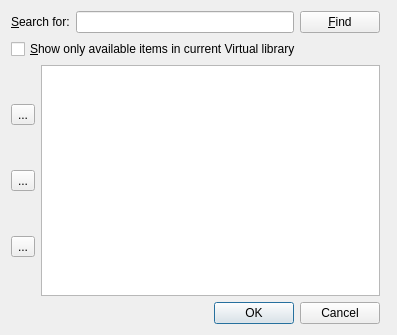
Old version of the form src/calibre/gui2/dialogs/tag_list_editor.ui in the repository kovidgoyal/calibre.
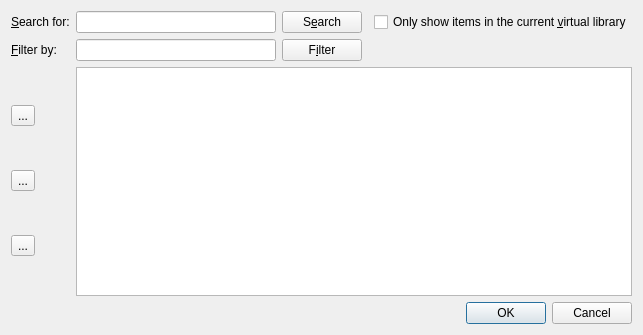
New version of the form. Icons and pictures are not drawn. Custom widgets are drawn as their Qt base class.

Commit message: Enhancement #1879134: Add filters to all the Category editors In addition: - Unified behavior of "Search" - Added "Clear" buttons to the completion boxes - Various text/message improvements

The edit to the form file:
```diff
--- a/src/calibre/gui2/dialogs/tag_list_editor.ui
+++ b/src/calibre/gui2/dialogs/tag_list_editor.ui
@@ -18,9 +18,7 @@
     <normaloff>:/images/chapters.png</normaloff>:/images/chapters.png</iconset>
   </property>
   <layout class="QGridLayout">
-   <item row="0" column="0" colspan="2">
-    <layout class="QHBoxLayout" name="horizontalLayout_11">
-     <item>
+   <item row="0" column="0">
       <widget class="QLabel" name="label">
        <property name="text">
         <string>&amp;Search for:</string>
@@ -30,13 +28,13 @@
        </property>
       </widget>
      </item>
-     <item>
+   <item row="0" column="1">
       <widget class="HistoryLineEdit" name="search_box">
-       <property name="sizePolicy">
-        <sizepolicy hsizetype="Expanding" vsizetype="Fixed">
-         <horstretch>100</horstretch>
-         <verstretch>0</verstretch>
-        </sizepolicy>
+     <property name="minimumSize">
+      <size>
+       <width>200</width>
+       <height>0</height>
+      </size>
        </property>
        <property name="toolTip">
         <string>Search for an item in the Tag column</string>
@@ -46,13 +44,13 @@
        </property>
       </widget>
      </item>
-     <item>
+   <item row="0" column="2">
       <widget class="QPushButton" name="search_button">
        <property name="toolTip">
         <string>Display items containing the search string</string>
        </property>
        <property name="text">
-        <string>&amp;Find</string>
+      <string>S&amp;earch</string>
        </property>
        <property name="icon">
         <iconset resource="../../../../resources/images.qrc">
@@ -60,9 +58,20 @@
        </property>
       </widget>
      </item>
-    </layout>
+   <item row="0" column="3">
+    <spacer>
+     <property name="orientation">
+      <enum>Qt::Horizontal</enum>
+     </property>
+     <property name="sizeHint" stdset="0">
+      <size>
+       <width>40</width>
+       <height>20</height>
+      </size>
+     </property>
+    </spacer>
    </item>
-   <item row="1" column="0" colspan="3">
+   <item row="0" column="4">
     <widget class="QCheckBox" name="apply_vl_checkbox">
      <property name="toolTip">
       <string>&lt;p&gt;Show items only if they appear in the
@@ -70,7 +79,47 @@
           not be forgotten.&lt;/p&gt;</string>
      </property>
      <property name="text">
-      <string>&amp;Show only available items in current Virtual library</string>
+      <string>Only show items in the current &amp;virtual library</string>
+     </property>
+    </widget>
+   </item>
+   <item row="1" column="0">
+    <widget class="QLabel" name="label">
+     <property name="text">
+      <string>&amp;Filter by:</string>
+     </property>
+     <property name="buddy">
+      <cstring>filter_box</cstring>
+     </property>
+    </widget>
+   </item>
+   <item row="1" column="1">
+    <widget class="HistoryLineEdit" name="filter_box">
+     <property name="minimumSize">
+      <size>
+       <width>200</width>
+       <height>0</height>
+      </size>
+     </property>
+     <property name="toolTip">
+      <string>Filter items using the text in this box</string>
+     </property>
+     <property name="clearButtonEnabled">
+      <bool>true</bool>
+     </property>
+    </widget>
+   </item>
+   <item row="1" column="2">
+    <widget class="QPushButton" name="filter_button">
+     <property name="toolTip">
+      <string>Show only items containing this text</string>
+     </property>
+     <property name="text">
+      <string>F&amp;ilter</string>
+     </property>
+     <property name="icon">
+      <iconset resource="../../../../resources/images.qrc">
+       <normaloff>:/images/search.png</normaloff>:/images/search.png</iconset>
      </property>
     </widget>
    </item>
@@ -147,7 +196,7 @@
      </item>
     </layout>
    </item>
-   <item row="2" column="1">
+   <item row="2" column="1" colspan="4">
     <widget class="QTableWidget" name="table">
      <property name="alternatingRowColors">
       <bool>true</bool>
@@ -160,7 +209,7 @@
      </property>
     </widget>
    </item>
-   <item row="3" column="0" colspan="2">
+   <item row="3" column="0" colspan="5">
     <widget class="QDialogButtonBox" name="buttonBox">
      <property name="standardButtons">
       <set>QDialogButtonBox::Cancel|QDialogButtonBox::Ok</set>
```
Left out of the diff: 4 changed lines with no effect on the pictures. Lines whose indentation alone changed are shown as unchanged. The commit also changes 3 other files.
